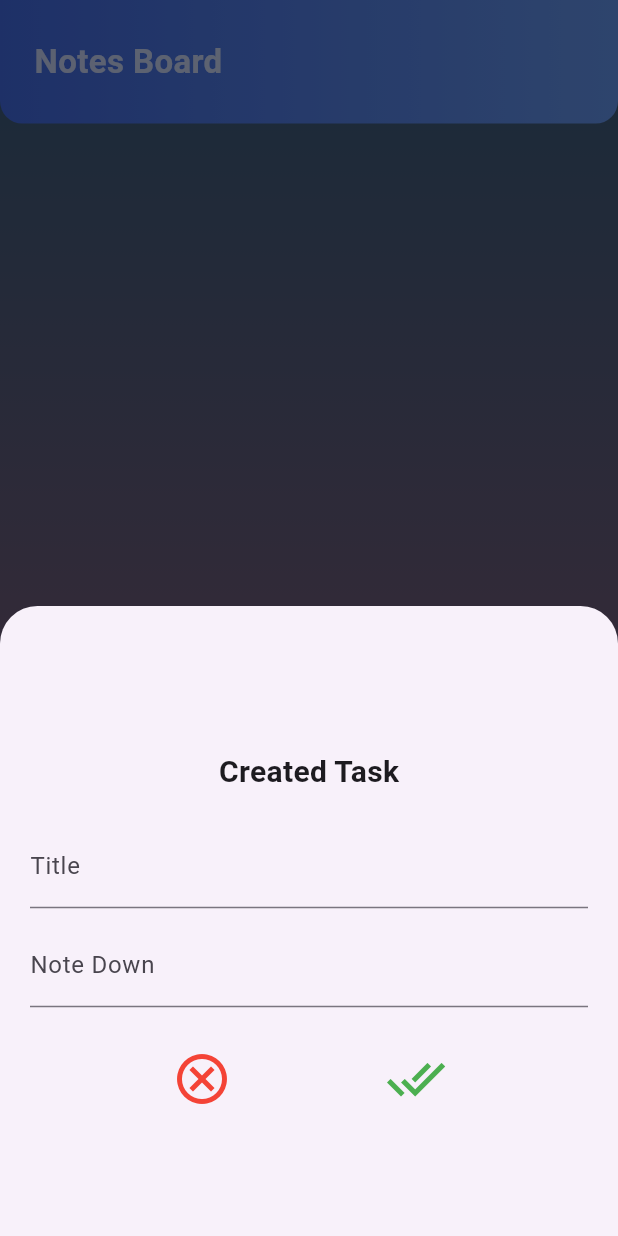
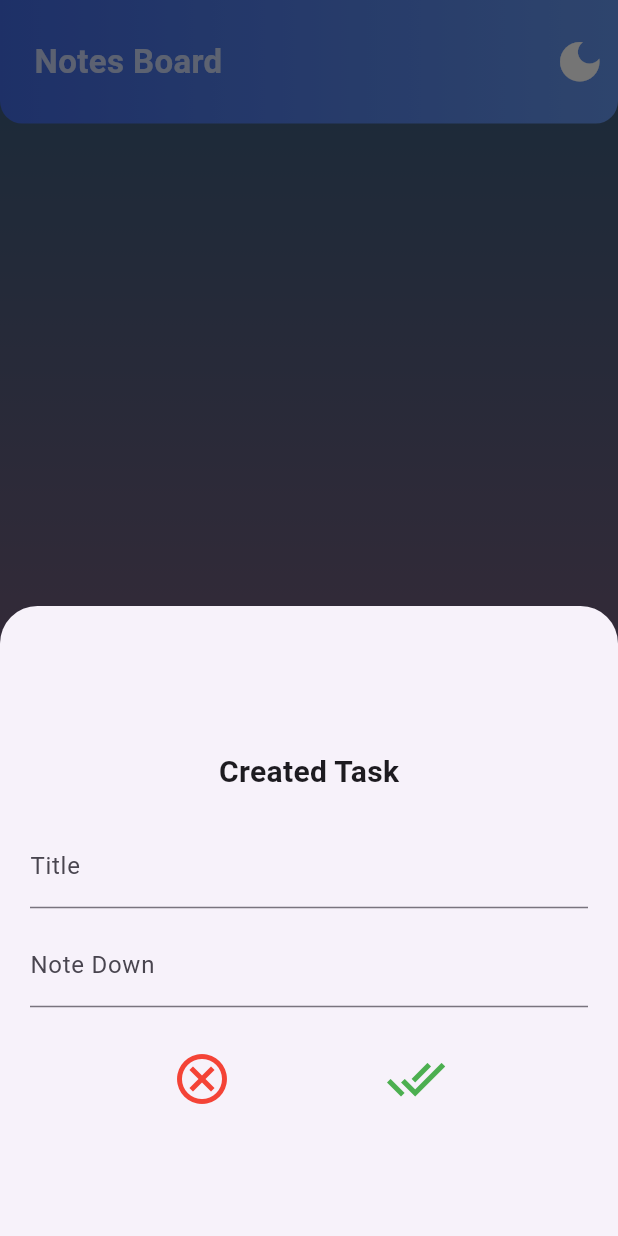
Before and after one commit to IAftabRehman/Notes-Keeper-with-Provider-Only, a Flutter app: the screen it shows after launch, after a tap on the "add" icon, on a phone screen of 412 x 824 dp. Run offline on Flutter 3.47's test engine with Material 3 defaults, Android fonts, the phone set to English and light mode, and no system bars; our stand-ins replace shared_preferences.

Commit message:
Create New file const with ThemeMode

```diff
--- /dev/null
+++ b/lib/const/app_theme.dart
@@ -0,0 +1,34 @@
+import 'package:flutter/material.dart';
+
+class AppTheme {
+  static const lightMode = ThemeMode.light;
+  static const darkMode = ThemeMode.dark;
+
+  static final lightTheme = ThemeData(
+    brightness: Brightness.light,
+    primarySwatch: Colors.blue,
+  );
+
+  static final darkTheme = ThemeData(
+    brightness: Brightness.dark,
+    primarySwatch: Colors.deepPurple,
+  );
+
+  static const List<Color> backGround_light = [
+    Color(0xff355C7D),
+    Color(0xff6C5B7B),
+    Color(0xff585C5C),
+  ];
+
+  static const List<Color> backGround_dark = [
+    Color(0xff232526),
+    Color(0xff414345),
+    Color(0xff000000),
+  ];
+
+  static const Color taskUnSelected_Light = Color(0xff0071c5);
+  static const Color taskSelected_Light = Color(0xff5D8AA8);
+
+  static const Color taskUnSelected_Dark = Colors.white;
+  static const Color taskSelected_Dark = Colors.red;
+}
--- a/lib/main.dart
+++ b/lib/main.dart
@@ -1,9 +1,11 @@
 import 'package:flutter/material.dart';
 import 'package:notes_keeper_provider/providers/SplashScreen_Provider.dart';
 import 'package:notes_keeper_provider/providers/HomeScreen_Provider.dart';
+import 'package:notes_keeper_provider/providers/ThemeChanger_Provider.dart';
 import 'package:notes_keeper_provider/screens/home_screen.dart';
 import 'package:notes_keeper_provider/screens/splash_Screen.dart';
 import 'package:provider/provider.dart';
+import 'const/app_theme.dart';
 
 void main() {
   runApp(const MyApp());
@@ -17,7 +19,6 @@ class MyApp extends StatelessWidget {
     return MultiProvider(
       providers: [
         ChangeNotifierProvider(create: (_) => SplashScreenProvider()),
-        // ChangeNotifierProvider(create: (_) => HomeProvider()),
         ChangeNotifierProvider(
           create: (_) {
             final homeProvider = HomeProvider();
@@ -25,19 +26,24 @@ class MyApp extends StatelessWidget {
             return homeProvider;
           },
         ),
+        ChangeNotifierProvider(create: (_) => ThemeChangerProvider()),
       ],
-      child: MaterialApp(
-        debugShowCheckedModeBanner: false,
-        initialRoute: '/',
-        routes: {
-          '/home': (context) => HomeScreen(),
-        },
-        title: 'Flutter Demo',
-        theme: ThemeData(
-          colorScheme: ColorScheme.fromSeed(seedColor: Colors.deepPurple),
-        ),
-        home: SplashScreen(),
-      ),
+      child: Builder(builder: (BuildContext context){
+        final provider = Provider.of<ThemeChangerProvider>(context);
+        return MaterialApp(
+          debugShowCheckedModeBanner: false,
+          themeMode: provider.themeMode,
+          initialRoute: '/',
+          routes: {'/home': (context) => HomeScreen()},
+          title: 'Flutter Demo',
+          // theme: ThemeData(
+          //   colorScheme: ColorScheme.fromSeed(seedColor: Colors.deepPurple),
+          // ),
+          darkTheme: AppTheme.darkTheme,
+          theme: AppTheme.lightTheme,
+          home: SplashScreen(),
+        );
+      })
     );
   }
 }
--- a/lib/providers/SplashScreen_Provider.dart
+++ b/lib/providers/SplashScreen_Provider.dart
@@ -6,11 +6,8 @@ class SplashScreenProvider with ChangeNotifier {
   double _width = 0;
   double _height = 0;
   bool _animated = false;
-
   double get width => _width;
-
   double get height => _height;
-
   bool get animated => _animated;
 
   SplashScreenProvider() {
--- /dev/null
+++ b/lib/providers/ThemeChanger_Provider.dart
@@ -0,0 +1,12 @@
+import 'package:flutter/material.dart';
+
+class ThemeChangerProvider with ChangeNotifier{
+  ThemeMode _themeMode = ThemeMode.light;
+  ThemeMode get themeMode => _themeMode;
+
+  void setTheme(ThemeMode themeMode){
+    _themeMode = themeMode;
+    notifyListeners();
+  }
+
+}
--- a/lib/screens/create_task_screen.dart
+++ b/lib/screens/create_task_screen.dart
@@ -177,8 +177,8 @@ class _CreateTaskScreenState extends State<CreateTaskScreen> {
                           },
                           style: ElevatedButton.styleFrom(
                             backgroundColor: provider.isEdited
-                                ? Colors.red
-                                : Colors.blue,
+                                ? Colors.blue
+                                : Colors.grey,
                             shape: RoundedRectangleBorder(
                               borderRadius: BorderRadius.circular(10),
                             ),
--- a/lib/screens/home_screen.dart
+++ b/lib/screens/home_screen.dart
@@ -2,8 +2,8 @@ import 'package:flutter/material.dart';
 import 'package:notes_keeper_provider/screens/create_task_screen.dart';
 import 'package:notes_keeper_provider/widgets/appBar_widget.dart';
 import 'package:provider/provider.dart';
+import '../const/app_theme.dart';
 import '../providers/HomeScreen_Provider.dart';
-
 
 class HomeScreen extends StatefulWidget {
   const HomeScreen({super.key});
@@ -18,13 +18,23 @@ class _HomeScreenState extends State<HomeScreen> {
 
   @override
   Widget build(BuildContext context) {
+    final isDarkMode = Theme.of(context).brightness == Brightness.dark;
+    final gradientColors = isDarkMode
+        ? AppTheme.backGround_dark
+        : AppTheme.backGround_light;
+    // final selectedTaskColor = isDarkMode
+    //     ? AppTheme.taskSelected_Dark
+    //     : AppTheme.taskSelected_Light;
+    // final UnSelectedTaskColor = isDarkMode
+    //     ? AppTheme.taskUnSelected_Dark
+    //     : AppTheme.taskUnSelected_Light;
     final h = MediaQuery.of(context).size.height;
     return Scaffold(
       body: SafeArea(
         child: Container(
-          decoration: const BoxDecoration(
+          decoration: BoxDecoration(
             gradient: LinearGradient(
-              colors: [Color(0xff355C7D), Color(0xff6C5B7B), Color(0xff585C5C)],
+              colors: gradientColors,
               begin: Alignment.topCenter,
               end: Alignment.bottomCenter,
             ),
@@ -53,7 +63,7 @@ class _HomeScreenState extends State<HomeScreen> {
                                     index: index,
                                     title: task.title,
                                     description: task.description,
-                                    createdAt: task.createdAt
+                                    createdAt: task.createdAt,
                                   ),
                                 ),
                               );
@@ -62,7 +72,10 @@ class _HomeScreenState extends State<HomeScreen> {
                             }
                           },
                           child: Padding(
-                            padding: const EdgeInsets.symmetric(horizontal: 15, vertical: 8),
+                            padding: const EdgeInsets.symmetric(
+                              horizontal: 15,
+                              vertical: 8,
+                            ),
                             child: Container(
                               height: h * 0.105,
                               decoration: BoxDecoration(
@@ -113,7 +126,8 @@ class _HomeScreenState extends State<HomeScreen> {
                                               : Icons.square_outlined,
                                           color: isSelected
                                               ? const Color(0xff004d00)
-                                              : Colors.grey, size: 30,
+                                              : Colors.grey,
+                                          size: 30,
                                         ),
                                       )
                                     : null,
--- a/lib/widgets/appBar_widget.dart
+++ b/lib/widgets/appBar_widget.dart
@@ -1,6 +1,7 @@
 import 'package:flutter/material.dart';
 import 'package:notes_keeper_provider/providers/HomeScreen_Provider.dart';
 import 'package:provider/provider.dart';
+import '../providers/ThemeChanger_Provider.dart';
 
 class AppBarWidget extends StatelessWidget {
   const AppBarWidget({super.key});
@@ -9,6 +10,7 @@ class AppBarWidget extends StatelessWidget {
   Widget build(BuildContext context) {
     final h = MediaQuery.of(context).size.height;
     final provider = Provider.of<HomeProvider>(context);
+    final themeProvider = Provider.of<ThemeChangerProvider>(context);
     return Padding(
       padding: const EdgeInsets.only(bottom: 10),
       child: Container(
@@ -42,7 +44,13 @@ class AppBarWidget extends StatelessWidget {
             Spacer(),
             provider.hasSelection ? IconButton(onPressed: (){
               provider.deleteTask();
-            }, icon: Icon(Icons.delete_outline, size: 30, color: Colors.white70)) : SizedBox()
+            }, icon: Icon(Icons.delete_outline, size: 30, color: Colors.white70)) : IconButton(icon: Icon(Icons.dark_mode, size: 35, color: Colors.white), onPressed: (){
+              if(themeProvider.themeMode == ThemeMode.light){
+                  themeProvider.setTheme(ThemeMode.dark);
+              }else{
+                  themeProvider.setTheme(ThemeMode.light);
+              }
+            })
           ],
         ),
       ),
```
